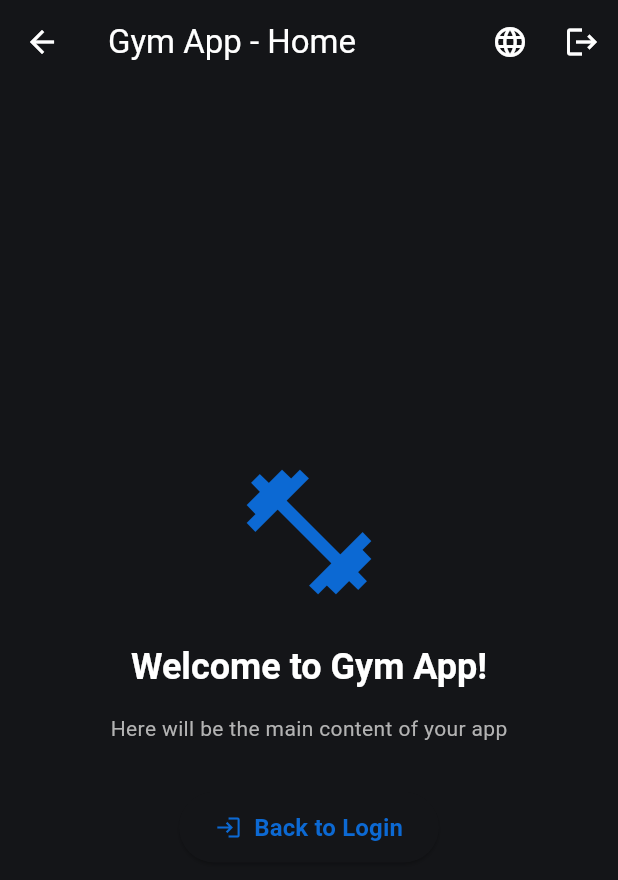
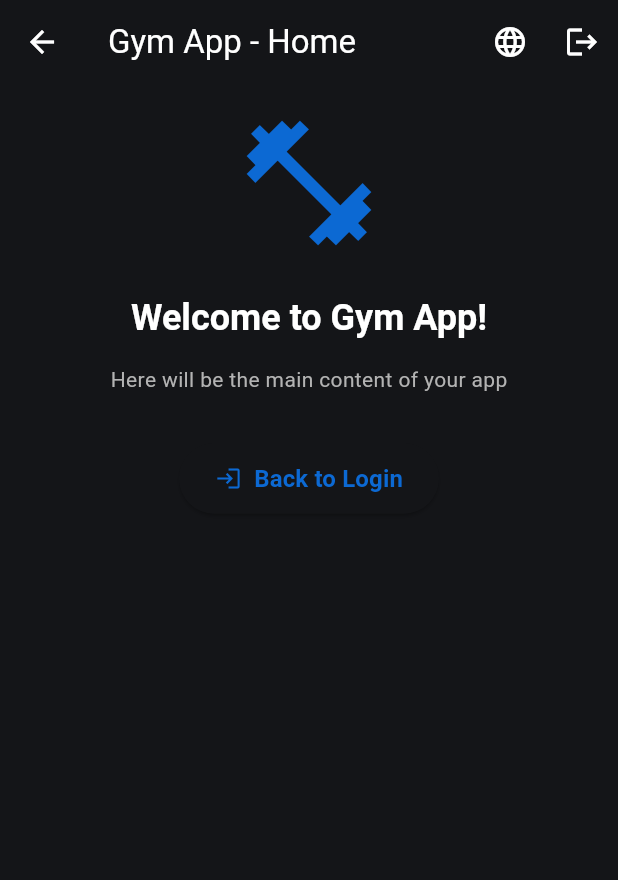
Before and after one commit to NahuelMosse/Gym-App, a Flutter app: the HomePage screen opened directly, on a phone screen of 412 x 824 dp. Shown: the top 880 px of the screen. Run offline on Flutter 3.47's test engine with Material 3 defaults, Android fonts, the phone set to English and light mode, and no system bars; our stand-ins replace dio, email_validator, equatable, flutter_bloc, flutter_dotenv, flutter_secure_storage and 3 more; accounts and stored records are empty.

```diff
--- a/lib/core/presentation/page/home_page.dart
+++ b/lib/core/presentation/page/home_page.dart
@@ -7,8 +7,23 @@ import '../../router/app_router.dart';
 import '../../../features/internationalization/generated/translations.dart';
 import '../../../features/internationalization/presentation/widgets/language_picker.dart';
 
-class HomePage extends StatelessWidget {
+class HomePage extends StatefulWidget {
   const HomePage({super.key});
+
+  @override
+  State<HomePage> createState() => HomePageState();
+}
+
+class HomePageState extends State<HomePage> {
+  final ScrollController _scrollController = ScrollController();
+
+  void scrollToTop() {
+    _scrollController.animateTo(
+      0,
+      duration: const Duration(milliseconds: 400),
+      curve: Curves.easeOut,
+    );
+  }
 
   @override
   Widget build(BuildContext context) {
@@ -29,7 +44,11 @@ class HomePage extends StatelessWidget {
           ),
         ],
       ),
-      body: Center(
+      body: ListView(
+        controller: _scrollController,
+        padding: const EdgeInsets.all(16),
+        children: [
+          Center(
             child: Column(
               mainAxisAlignment: MainAxisAlignment.center,
               children: [
@@ -46,9 +65,7 @@ class HomePage extends StatelessWidget {
                 SizedBox(height: 16),
                 Text(
                   translations.mainContentHere,
-              style: Theme.of(context)
-                  .textTheme
-                  .bodyMedium
+                  style: Theme.of(context).textTheme.bodyMedium,
                 ),
                 SizedBox(height: 32),
                 ElevatedButton.icon(
@@ -68,6 +85,8 @@ class HomePage extends StatelessWidget {
               ],
             ),
           ),
+        ],
+      ),
     );
   }
 }
```
Lines whose indentation alone changed are shown as unchanged.
